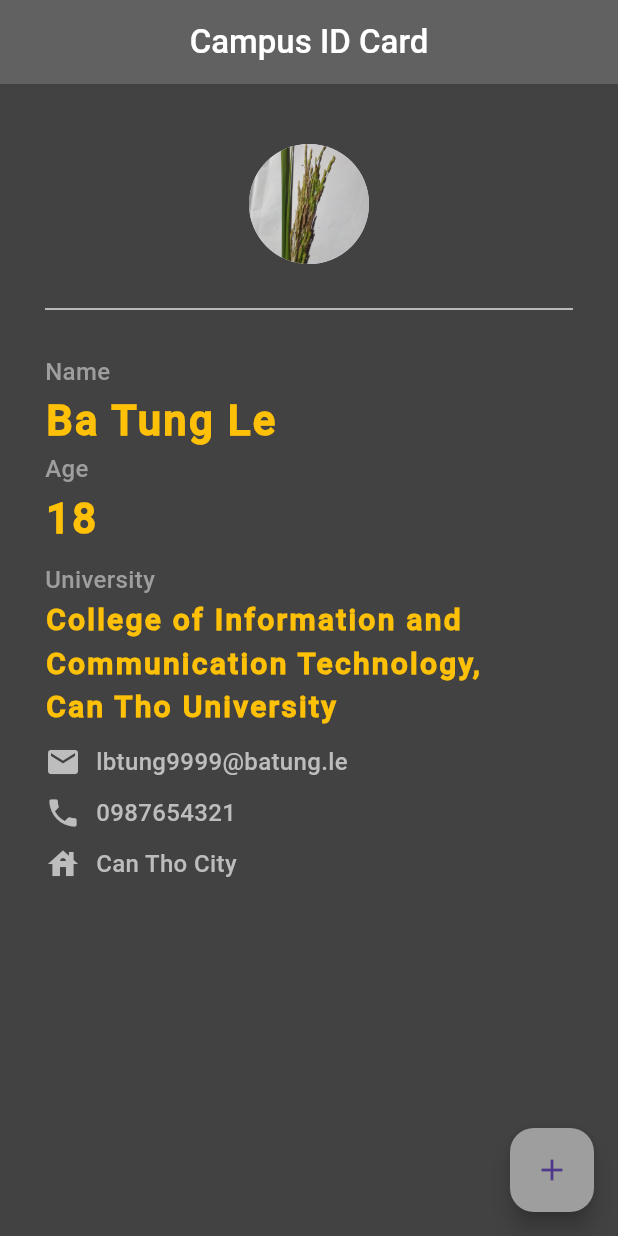
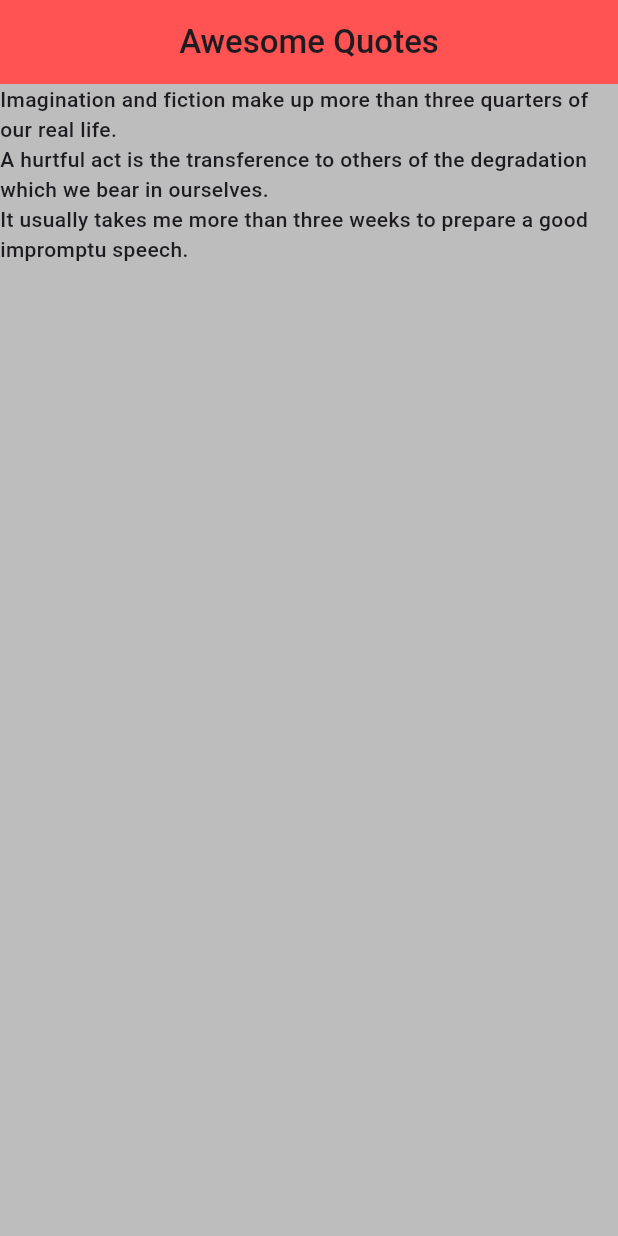
Before and after one commit to lebatung/Starter-Flutter-App, a Flutter app: the screen it shows after launch, on a phone screen of 412 x 824 dp. Run offline on Flutter 3.47's test engine with Material 3 defaults, Android fonts, the phone set to English and light mode, and no system bars.

Commit message:
List of Data

```diff
--- a/lib/main.dart
+++ b/lib/main.dart
@@ -1,178 +1,38 @@
 import 'package:flutter/material.dart';
 
 void main() => runApp(MaterialApp(
-      home: Home(),
-    ));
-
-class Home extends StatefulWidget {
-  const Home({super.key});
+  home: QuoteList(),
+));
+class QuoteList extends StatefulWidget {
+  const QuoteList({super.key});
 
   @override
-  State<Home> createState() => _HomeState();
+  State<QuoteList> createState() => _QuoteListState();
 }
 
-class _HomeState extends State<Home> {
+class _QuoteListState extends State<QuoteList> {
 
-  int age = 18;
+  List<String> quotes = [
+    'Imagination and fiction make up more than three quarters of our real life.',
+    'A hurtful act is the transference to others of the degradation which we bear in ourselves.',
+    'It usually takes me more than three weeks to prepare a good impromptu speech.'
+  ];
 
   @override
   Widget build(BuildContext context) {
     return Scaffold(
-      backgroundColor: Colors.grey[800],
+      backgroundColor: Colors.grey[400],
       appBar: AppBar(
         title: Text(
-          'Campus ID Card',
-          style: TextStyle(
-            color: Colors.white,
-          ),
+          'Awesome Quotes',
         ),
+        backgroundColor: Colors.redAccent,
         centerTitle: true,
-        backgroundColor: Colors.grey[700],
-        elevation: 0.0,
       ),
-      floatingActionButton: FloatingActionButton(
-        onPressed: (){
-          setState(() {
-            age +=1;
-          });
-        },
-        child: Icon(
-          Icons.add
-        ),
-        backgroundColor: Colors.grey[500],
-      ),
-      body: Padding(
-        padding: EdgeInsets.fromLTRB(30.0, 40.0, 30.0, 0.0),
-        child: Column(
-          crossAxisAlignment: CrossAxisAlignment.start,
-          children: <Widget>[
-            Center(
-              child: CircleAvatar(
-                backgroundImage: AssetImage('assets/neck_blast635.jpg'),
-                radius: 40.0,
-              ),
-            ),
-            Divider(
-              height: 60.0,
-              color: Colors.grey[300],
-            ),
-            Text(
-              'Name',
-              style: TextStyle(
-                color: Colors.grey,
-                fontSize: 16.0,
-              ),
-            ),
-            SizedBox(height: 1.0),
-            Text(
-              'Ba Tung Le',
-              style: TextStyle(
-                  color: Colors.amber,
-                  letterSpacing: 1.5,
-                  fontSize: 28.0,
-                  fontWeight: FontWeight.bold),
-            ),
-            SizedBox(height: 1.0),
-            Text(
-              'Age',
-              style: TextStyle(
-                color: Colors.grey,
-                fontSize: 16.0,
-              ),
-            ),
-            SizedBox(height: 1.0),
-            Text(
-              '$age',
-              style: TextStyle(
-                  color: Colors.amber,
-                  letterSpacing: 1.5,
-                  fontSize: 28.0,
-                  fontWeight: FontWeight.bold),
-            ),
-            SizedBox(height: 10.0),
-            Text(
-              'University',
-              style: TextStyle(
-                color: Colors.grey,
-                fontSize: 16.0,
-              ),
-            ),
-            SizedBox(height: 1.0),
-            Text(
-              'College of Information and Communication Technology,',
-              style: TextStyle(
-                  color: Colors.amber,
-                  letterSpacing: 1.5,
-                  fontSize: 20.0,
-                  fontWeight: FontWeight.bold),
-            ),
-            Text(
-              'Can Tho University',
-              style: TextStyle(
-                  color: Colors.amber,
-                  letterSpacing: 1.5,
-                  fontSize: 20.0,
-                  fontWeight: FontWeight.bold),
-            ),
-            SizedBox(height: 10.0),
-            Row(
-              children: <Widget>[
-                Icon(
-                  Icons.mail,
-                  color: Colors.grey[400],
-                ),
-                Padding(
-                  padding: const EdgeInsets.fromLTRB(10.0, 0.0, 0.0, 0.0),
-                  child: Text(
-                    'lbtung9999@batung.le',
-                    style: TextStyle(
-                      color: Colors.grey[400],
-                      fontSize: 16.0,
-                    ),
-                  ),
-                )
-              ],
-            ),
-            SizedBox(height: 10.0),
-            Row(
-              children: <Widget>[
-                Icon(
-                  Icons.phone,
-                  color: Colors.grey[400],
-                ),
-                Padding(
-                  padding: const EdgeInsets.fromLTRB(10.0, 0.0, 0.0, 0.0),
-                  child: Text(
-                    '0987654321',
-                    style: TextStyle(
-                      color: Colors.grey[400],
-                      fontSize: 16.0,
-                    ),
-                  ),
-                )
-              ],
-            ),
-            SizedBox(height: 10.0),
-            Row(
-              children: <Widget>[
-                Icon(
-                  Icons.house,
-                  color: Colors.grey[400],
-                ),
-                Padding(
-                  padding: const EdgeInsets.fromLTRB(10.0, 0.0, 0.0, 0.0),
-                  child: Text(
-                    'Can Tho City',
-                    style: TextStyle(
-                      color: Colors.grey[400],
-                      fontSize: 16.0,
-                    ),
-                  ),
-                )
-              ],
-            )
-          ],
-        ),
+      body: Column(
+        children: quotes.map((quote){
+          return Text(quote);
+        }).toList(),
       ),
     );
   }
```
